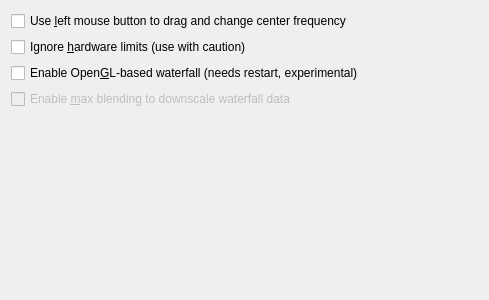
Qt form ui/GuiConfigTab.ui (BatchDrake/SigDigger) before a commit.
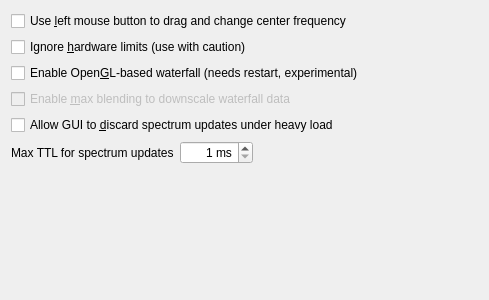
The same form after that commit.

The edit to the form file:
```diff
--- a/ui/GuiConfigTab.ui
+++ b/ui/GuiConfigTab.ui
@@ -14,14 +14,7 @@
    <string>Form</string>
   </property>
   <layout class="QFormLayout" name="formLayout">
-   <item row="0" column="0">
-    <widget class="QCheckBox" name="reverseDragBehaviorCheck">
-     <property name="text">
-      <string>Use &amp;left mouse button to drag and change center frequency</string>
-     </property>
-    </widget>
-   </item>
-   <item row="4" column="0">
+   <item row="8" column="0">
     <spacer name="verticalSpacer_3">
      <property name="orientation">
       <enum>Qt::Vertical</enum>
@@ -34,21 +27,71 @@
      </property>
     </spacer>
    </item>
-   <item row="1" column="0">
+   <item row="6" column="0">
+    <widget class="QLabel" name="label">
+     <property name="text">
+      <string/>
+     </property>
+    </widget>
+   </item>
+   <item row="4" column="0" colspan="2">
+    <widget class="QCheckBox" name="ttlCheck">
+     <property name="text">
+      <string>Allow GUI to &amp;discard spectrum updates under heavy load</string>
+     </property>
+    </widget>
+   </item>
+   <item row="5" column="0">
+    <widget class="QLabel" name="ttlLabel">
+     <property name="text">
+      <string>Max TTL for spectrum updates</string>
+     </property>
+    </widget>
+   </item>
+   <item row="5" column="1">
+    <widget class="QSpinBox" name="ttlSpin">
+     <property name="sizePolicy">
+      <sizepolicy hsizetype="Fixed" vsizetype="Fixed">
+       <horstretch>0</horstretch>
+       <verstretch>0</verstretch>
+      </sizepolicy>
+     </property>
+     <property name="alignment">
+      <set>Qt::AlignRight|Qt::AlignTrailing|Qt::AlignVCenter</set>
+     </property>
+     <property name="suffix">
+      <string> ms</string>
+     </property>
+     <property name="minimum">
+      <number>1</number>
+     </property>
+     <property name="maximum">
+      <number>1000</number>
+     </property>
+    </widget>
+   </item>
+   <item row="1" column="0" colspan="2">
     <widget class="QCheckBox" name="noLimitsCheck">
      <property name="text">
       <string>Ignore &amp;hardware limits (use with caution)</string>
      </property>
     </widget>
    </item>
-   <item row="2" column="0">
+   <item row="0" column="0" colspan="2">
+    <widget class="QCheckBox" name="reverseDragBehaviorCheck">
+     <property name="text">
+      <string>Use &amp;left mouse button to drag and change center frequency</string>
+     </property>
+    </widget>
+   </item>
+   <item row="2" column="0" colspan="2">
     <widget class="QCheckBox" name="useGLWaterfallCheck">
      <property name="text">
       <string>Enable Open&amp;GL-based waterfall (needs restart, experimental)</string>
      </property>
     </widget>
    </item>
-   <item row="3" column="0">
+   <item row="3" column="0" colspan="2">
     <widget class="QCheckBox" name="useMaxBlendingCheck">
      <property name="enabled">
       <bool>false</bool>
```
